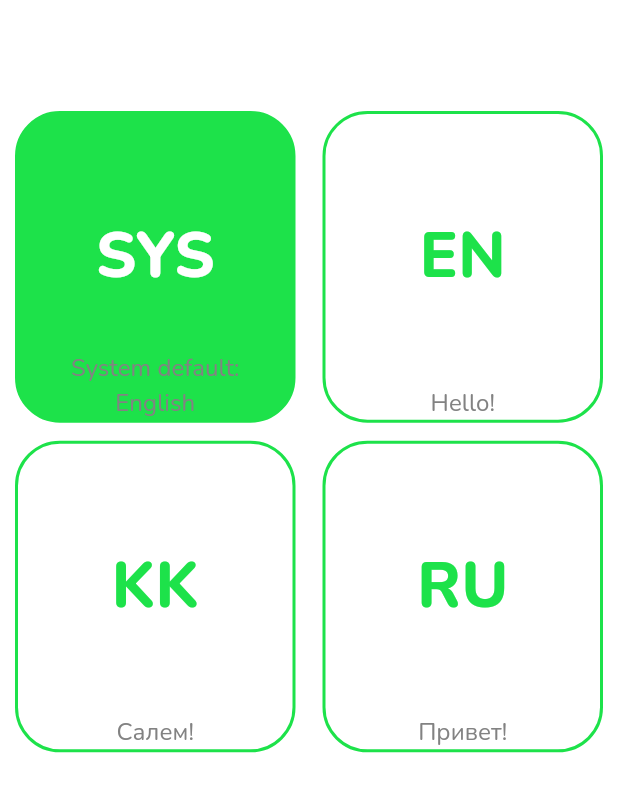
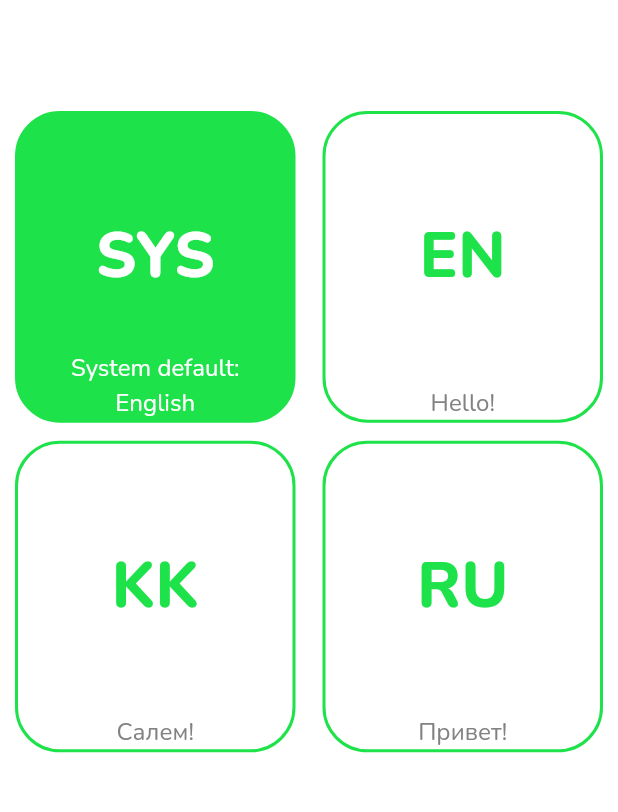
Before and after one commit to DES-Destry/PetIdMobile, a Flutter app: the screen it shows after launch, on a phone screen of 412 x 824 dp, the part 333-1145 px from its top. Run offline on Flutter 3.47's test engine with Material 3 defaults, Android fonts, the light colour scheme and no system bars; our stand-ins replace shared_preferences.

Commit message:
fix: language select caption color

```diff
--- a/lib/components/language_selector_button.dart
+++ b/lib/components/language_selector_button.dart
@@ -49,7 +49,7 @@ class _LanguageSelectorButtonState extends State<LanguageSelectorButton> {
                       fontSize: 16,
                       letterSpacing: 0.05,
                       fontWeight: FontWeight.normal,
-                      color: AppPalette.currentPalette.accent,
+                      color: widget.isSelected ? Colors.white : AppPalette.currentPalette.accent,
                     )))
           ]),
         ));
```
